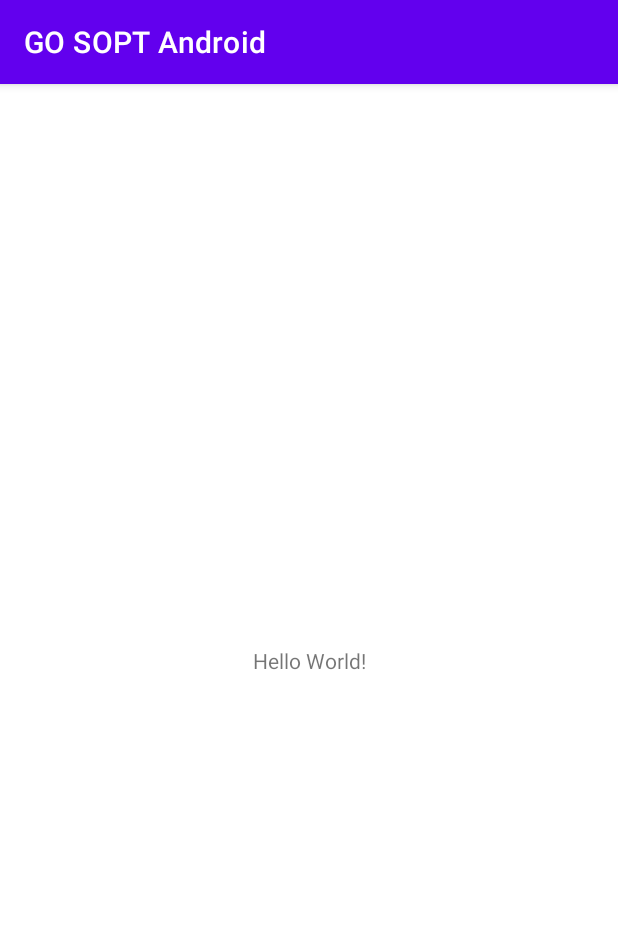
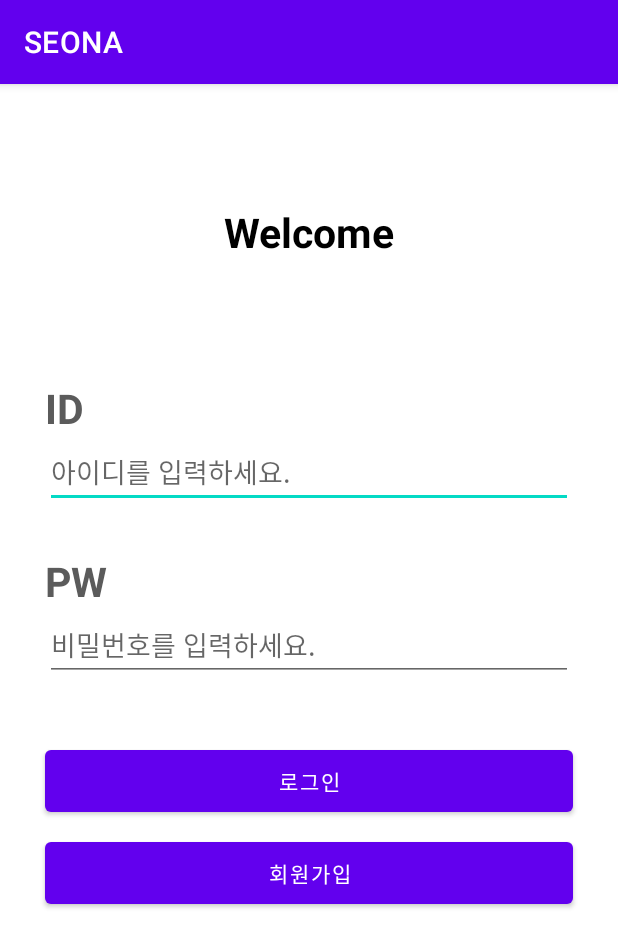
Before and after one commit to GO-SOPT-ANDROID/seona-ham, an Android app: the screen it shows after launch (MainActivity before the commit, LoginActivity after it), on a phone screen of 412 x 824 dp. Shown: the top 947 px of the screen. Run offline under Robolectric (Android 15) with nearby library versions, the phone set to English and light mode, and no system bars.

Commit message:
과제 완료

```diff
--- a/app/src/main/java/org/android/go/sopt/MainActivity.kt
+++ /dev/null
@@ -1,11 +0,0 @@
-package org.android.go.sopt
-
-import androidx.appcompat.app.AppCompatActivity
-import android.os.Bundle
-
-class MainActivity : AppCompatActivity() {
-    override fun onCreate(savedInstanceState: Bundle?) {
-        super.onCreate(savedInstanceState)
-        setContentView(R.layout.activity_main)
-    }
-}
--- /dev/null
+++ b/app/src/main/res/layout/activity_login.xml
@@ -0,0 +1,99 @@
+<?xml version="1.0" encoding="utf-8"?>
+<androidx.constraintlayout.widget.ConstraintLayout xmlns:android="http://schemas.android.com/apk/res/android"
+    xmlns:app="http://schemas.android.com/apk/res-auto"
+    xmlns:tools="http://schemas.android.com/tools"
+    android:layout_width="match_parent"
+    android:layout_height="match_parent"
+    tools:context=".LoginActivity">
+
+    <TextView
+        android:id="@+id/welcome"
+        android:layout_width="wrap_content"
+        android:layout_height="wrap_content"
+        android:text="@string/login_title"
+        android:textSize="27sp"
+        android:textStyle="bold"
+        android:textColor="@color/black"
+        app:layout_constraintTop_toTopOf="parent"
+        android:layout_marginTop="80dp"
+        app:layout_constraintStart_toStartOf="parent"
+        app:layout_constraintEnd_toEndOf="parent"/>
+
+    <TextView
+        android:id="@+id/tv_login_id"
+        android:layout_width="wrap_content"
+        android:layout_height="wrap_content"
+        android:text="ID"
+        android:textSize="27dp"
+        android:textStyle="bold"
+        android:textColor="#5b5b5b"
+        app:layout_constraintTop_toBottomOf="@+id/welcome"
+        app:layout_constraintStart_toStartOf="parent"
+        android:layout_marginStart="30dp"
+        android:layout_marginTop="80dp"/>
+
+    <EditText
+        android:id="@+id/et_login_id"
+        android:layout_width="0dp"
+        android:layout_height="wrap_content"
+        android:layout_marginEnd="30dp"
+        android:hint="아이디를 입력하세요."
+        app:layout_constraintEnd_toEndOf="parent"
+        app:layout_constraintStart_toStartOf="@+id/tv_login_id"
+        app:layout_constraintTop_toBottomOf="@+id/tv_login_id" />
+
+    <TextView
+        android:id="@+id/tv_login_pw"
+        android:layout_width="wrap_content"
+        android:layout_height="wrap_content"
+        android:text="PW"
+        android:textSize="27dp"
+        android:textStyle="bold"
+        android:textColor="#5b5b5b"
+        app:layout_constraintStart_toStartOf="@+id/et_login_id"
+        app:layout_constraintTop_toBottomOf="@+id/et_login_id"
+        android:layout_marginTop="30dp"/>
+
+
+    <EditText
+        android:id="@+id/et_login_pw"
+        android:layout_width="0dp"
+        android:layout_height="wrap_content"
+        app:layout_constraintEnd_toEndOf="parent"
+        app:layout_constraintStart_toStartOf="@+id/tv_login_pw"
+        app:layout_constraintTop_toBottomOf="@+id/tv_login_pw"
+        android:layout_marginEnd="30dp"
+        android:hint="비밀번호를 입력하세요."
+        android:inputType="textPassword"/>
+
+    <Button
+        android:id="@+id/button_login"
+        android:layout_width="0dp"
+        android:layout_height="wrap_content"
+        android:text="로그인"
+        android:padding="10dp"
+        app:layout_constraintStart_toStartOf="parent"
+        app:layout_constraintEnd_toEndOf="parent"
+        android:layout_marginHorizontal="30dp"
+        app:layout_constraintTop_toBottomOf="@+id/et_login_pw"
+        android:layout_marginTop="40dp"/>
+
+    <Button
+        android:id="@+id/button_signup"
+        android:layout_width="0dp"
+        android:layout_height="wrap_content"
+        android:text="회원가입"
+        android:padding="10dp"
+        app:layout_constraintTop_toBottomOf="@+id/button_login"
+        app:layout_constraintStart_toStartOf="parent"
+        app:layout_constraintEnd_toEndOf="parent"
+        android:layout_marginHorizontal="30dp"
+        android:layout_marginTop="8dp"/>
+
+
+
+
+
+
+
+</androidx.constraintlayout.widget.ConstraintLayout>
--- a/app/src/main/res/layout/activity_main.xml
+++ /dev/null
@@ -1,18 +0,0 @@
-<?xml version="1.0" encoding="utf-8"?>
-<androidx.constraintlayout.widget.ConstraintLayout xmlns:android="http://schemas.android.com/apk/res/android"
-    xmlns:app="http://schemas.android.com/apk/res-auto"
-    xmlns:tools="http://schemas.android.com/tools"
-    android:layout_width="match_parent"
-    android:layout_height="match_parent"
-    tools:context=".MainActivity">
-
-    <TextView
-        android:layout_width="wrap_content"
-        android:layout_height="wrap_content"
-        android:text="Hello World!"
-        app:layout_constraintBottom_toBottomOf="parent"
-        app:layout_constraintEnd_toEndOf="parent"
-        app:layout_constraintStart_toStartOf="parent"
-        app:layout_constraintTop_toTopOf="parent" />
-
-</androidx.constraintlayout.widget.ConstraintLayout>
--- a/app/src/main/res/values-night/themes.xml
+++ b/app/src/main/res/values-night/themes.xml
@@ -1,6 +1,6 @@
 <resources xmlns:tools="http://schemas.android.com/tools">
     <!-- Base application theme. -->
-    <style name="Theme.GOSOPTAndroid" parent="Theme.MaterialComponents.DayNight.DarkActionBar">
+    <style name="Theme.SoptPractice" parent="Theme.MaterialComponents.DayNight.DarkActionBar">
         <!-- Primary brand color. -->
         <item name="colorPrimary">@color/purple_200</item>
         <item name="colorPrimaryVariant">@color/purple_700</item>
--- a/app/src/main/res/values/strings.xml
+++ b/app/src/main/res/values/strings.xml
@@ -1,3 +1,4 @@
 <resources>
-    <string name="app_name">GO SOPT Android</string>
+    <string name="app_name">SEONA</string>
+    <string name="login_title">Welcome</string>
 </resources>
--- a/app/src/main/res/values/themes.xml
+++ b/app/src/main/res/values/themes.xml
@@ -1,6 +1,6 @@
 <resources xmlns:tools="http://schemas.android.com/tools">
     <!-- Base application theme. -->
-    <style name="Theme.GOSOPTAndroid" parent="Theme.MaterialComponents.DayNight.DarkActionBar">
+    <style name="Theme.SoptPractice" parent="Theme.MaterialComponents.DayNight.DarkActionBar">
         <!-- Primary brand color. -->
         <item name="colorPrimary">@color/purple_500</item>
         <item name="colorPrimaryVariant">@color/purple_700</item>
--- a/build.gradle
+++ b/build.gradle
@@ -1,6 +1,6 @@
 // Top-level build file where you can add configuration options common to all sub-projects/modules.
 plugins {
-    id 'com.android.application' version '7.4.1' apply false
-    id 'com.android.library' version '7.4.1' apply false
+    id 'com.android.application' version '7.4.2' apply false
+    id 'com.android.library' version '7.4.2' apply false
     id 'org.jetbrains.kotlin.android' version '1.8.0' apply false
 }
--- a/settings.gradle
+++ b/settings.gradle
@@ -12,5 +12,5 @@ dependencyResolutionManagement {
         mavenCentral()
     }
 }
-rootProject.name = "GO SOPT Android"
+rootProject.name = "SoptPractice"
 include ':app'
```
Also changed, not shown: app/build.gradle (+13 -13 lines), app/src/main/AndroidManifest.xml (+8 -2 lines), app/src/main/java/org/seona/android/sopt/LoginActivity.kt (added, +88 -0 lines), app/src/main/java/org/seona/android/sopt/ProfileActivity.kt (added, +24 -0 lines), app/src/main/java/org/seona/android/sopt/SignUpActivity.kt (added, +65 -0 lines), app/src/main/res/layout/activity_profile.xml (added, +46 -0 lines), app/src/main/res/layout/activity_sign_up.xml (added, +139 -0 lines), app/src/main/res/drawable/odung.png (added), gradle/wrapper/gradle-wrapper.properties, 5 other files.
